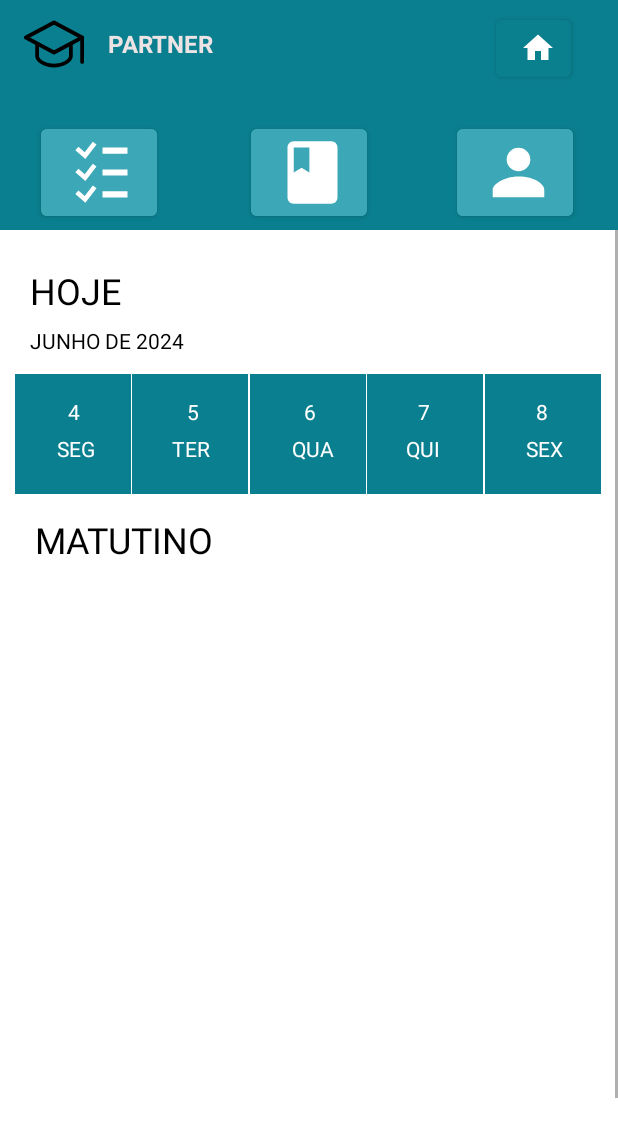
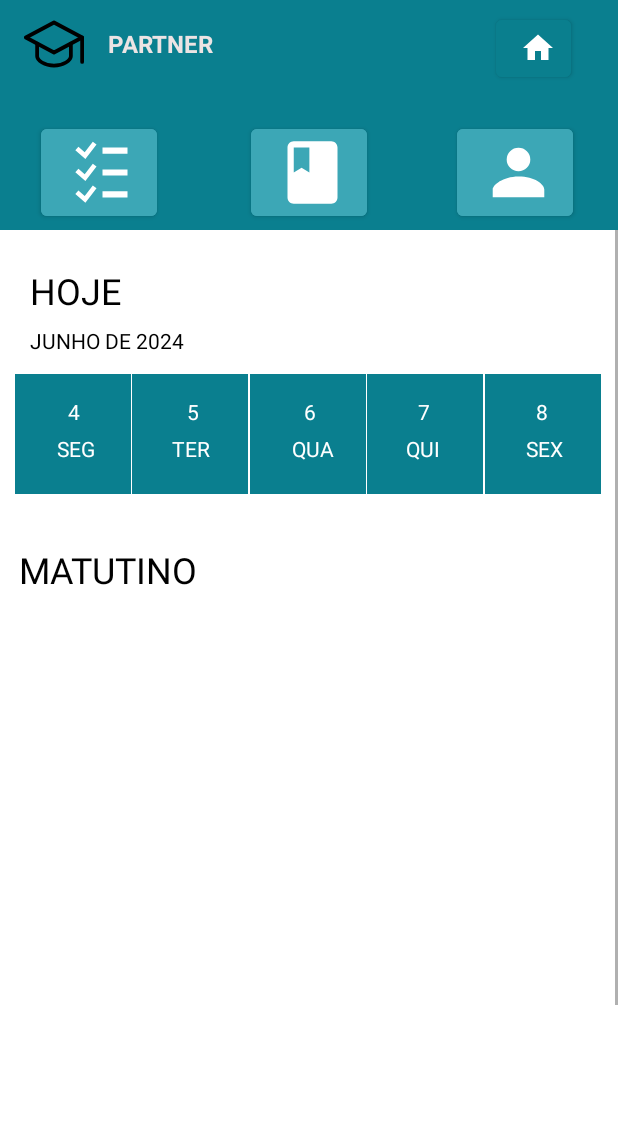
Before and after one commit to MMoreira1305/AndroidProject, an Android app: the Homepage screen opened directly, with no data from a screen before it, on a phone screen of 412 x 824 dp. Shown: the top 1137 px of the screen. Run offline under Robolectric (Android 15) with nearby library versions, the phone set to English and light mode, and no system bars; our stand-ins replace Firebase (no records; nobody signed in at launch, a user with empty details on screens opened directly); 3 statements that could not run were skipped.

Commit message:
BUGFIX - Ajustes no visual da homepage e history

```diff
--- a/app/src/main/java/com/example/partner/view/Homepage.kt
+++ b/app/src/main/java/com/example/partner/view/Homepage.kt
@@ -270,7 +270,6 @@ class Homepage : AppCompatActivity() {
                         val dialog = AlertDialog.Builder(this@Homepage)
                             .setView(view)
                             .setPositiveButton("CONFIRMAR") { dialog, _ ->
-                                setTextColor(Color.BLACK)
                                 if (selectedFileUri != null) {
                                     val storageRef = FirebaseStorage.getInstance().reference
                                     val fileRef = storageRef.child("log_activities/${selectedFileUri!!.lastPathSegment}")
@@ -301,7 +300,6 @@ class Homepage : AppCompatActivity() {
                                 dialog.dismiss()
                             }
                             .setNegativeButton("VOLTAR") { dialog, _ ->
-                                setTextColor(Color.BLACK)
                                 dialog.cancel() }
                             .create()
 
@@ -326,7 +324,7 @@ class Homepage : AppCompatActivity() {
             TableRow.LayoutParams.WRAP_CONTENT,
             TableRow.LayoutParams.WRAP_CONTENT
         ).apply {
-            setMargins(28, 0, 0, 0) // Adicionando margem à esquerda
+            setMargins(28, 0, 0, 16) // Adicionando margem à esquerda
         }
         textViewInfo.layoutParams = layoutParamsInfoButton
 
--- a/app/src/main/res/layout/activity_homepage.xml
+++ b/app/src/main/res/layout/activity_homepage.xml
@@ -116,10 +116,10 @@
                     android:layout_width="140dp"
                     android:layout_height="wrap_content"
                     android:layout_marginStart="30dp"
-                    android:layout_marginTop="190dp"
+                    android:layout_marginTop="210dp"
                     android:layout_marginEnd="279dp"
                     android:text="MATUTINO"
-                    android:textAlignment="center"
+                    android:textAlignment="textStart"
                     android:textColor="#000000"
                     android:textSize="24sp"
                     app:layout_constraintEnd_toEndOf="parent"
@@ -171,9 +171,9 @@
 
                 <ScrollView
                     android:layout_width="match_parent"
-                    android:layout_height="320dp"
+                    android:layout_height="350dp"
                     android:layout_marginStart="20dp"
-                    android:layout_marginTop="230dp"
+                    android:layout_marginTop="270dp"
                     android:layout_marginEnd="20dp"
                     android:layout_marginBottom="30dp"
                     app:layout_constraintBottom_toBottomOf="parent"
```
